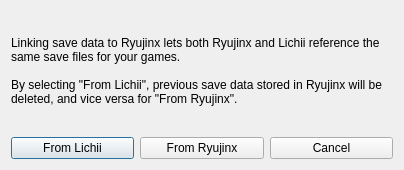
This is src/yuzu/ryujinx_dialog.ui in TiktokTerra/TerraSwitch2 as Qt 5 draws it before an edit. The edited form follows.
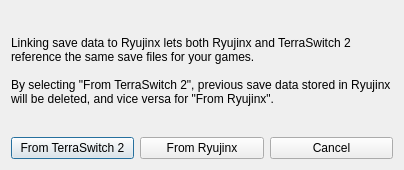
This is the edited form.

Commit message:
TerraSwitch 2 : renommage visible et theme violet Amethyst
- REPO_NAME TerraSwitch 2 + 6 comparaisons g_build_name mises a jour
- Titres de fenetres, dialogues, menus, about, updater, messages : TerraSwitch 2
- Exe renomme terraswitch2.exe (ExeName de l updater inclus)
- Palette Amethyst (fond #15101f, accent #b18cff) + style.qss reecrit en entier
- Ecran de chargement et widgets peints passe en violet
- Identifiants internes conserves (FritchiiUi::, objectName Fritchii*, frizti.ini,
  User-Agent, setApplicationName, chemins de donnees, format de log)

Diff of the .ui file:
```diff
--- a/src/yuzu/ryujinx_dialog.ui
+++ b/src/yuzu/ryujinx_dialog.ui
@@ -23,9 +23,9 @@
       </sizepolicy>
      </property>
      <property name="text">
-      <string>Linking save data to Ryujinx lets both Ryujinx and Lichii reference the same save files for your games.
+      <string>Linking save data to Ryujinx lets both Ryujinx and TerraSwitch 2 reference the same save files for your games.
 
-By selecting &quot;From Lichii&quot;, previous save data stored in Ryujinx will be deleted, and vice versa for &quot;From Ryujinx&quot;.</string>
+By selecting &quot;From TerraSwitch 2&quot;, previous save data stored in Ryujinx will be deleted, and vice versa for &quot;From Ryujinx&quot;.</string>
      </property>
      <property name="wordWrap">
       <bool>true</bool>
@@ -37,7 +37,7 @@
      <item>
       <widget class="QPushButton" name="eden">
        <property name="text">
-      <string>From Lichii</string>
+      <string>From TerraSwitch 2</string>
        </property>
       </widget>
      </item>
```
The commit also changes 38 other files.
